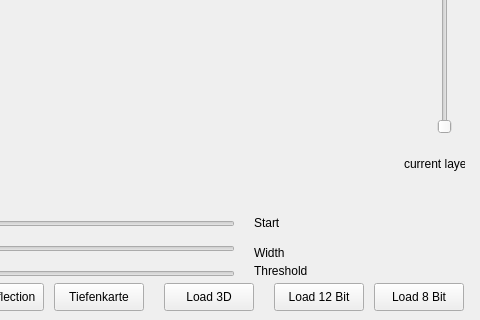
Qt form imageloader.ui (danikhani/CTScan_MT) before a commit; both pictures show x 206 to 686 and y 307 to 627 of the 686 by 627 pixel window.
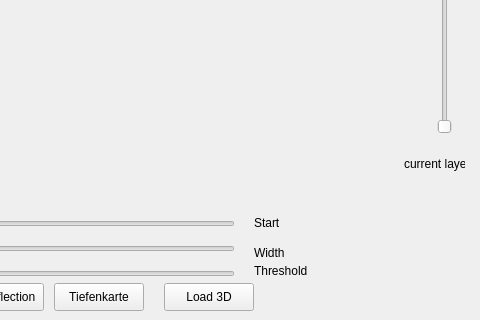
The same form after that commit.

```diff
--- a/imageloader.ui
+++ b/imageloader.ui
@@ -26,32 +26,6 @@
     <string/>
    </property>
   </widget>
-  <widget class="QPushButton" name="pushButton_8bit">
-   <property name="geometry">
-    <rect>
-     <x>580</x>
-     <y>590</y>
-     <width>90</width>
-     <height>28</height>
-    </rect>
-   </property>
-   <property name="text">
-    <string>Load 8 Bit</string>
-   </property>
-  </widget>
-  <widget class="QPushButton" name="pushButton_12bit">
-   <property name="geometry">
-    <rect>
-     <x>480</x>
-     <y>590</y>
-     <width>90</width>
-     <height>28</height>
-    </rect>
-   </property>
-   <property name="text">
-    <string>Load 12 Bit</string>
-   </property>
-  </widget>
   <widget class="QSlider" name="slider_start">
    <property name="geometry">
     <rect>
```
